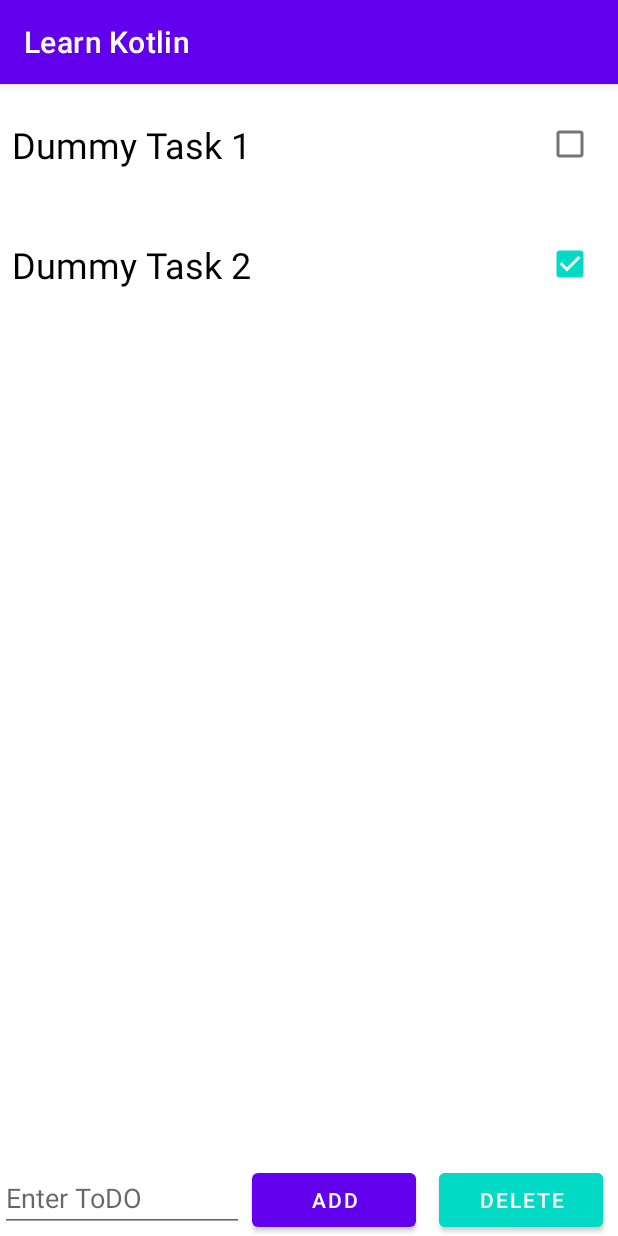
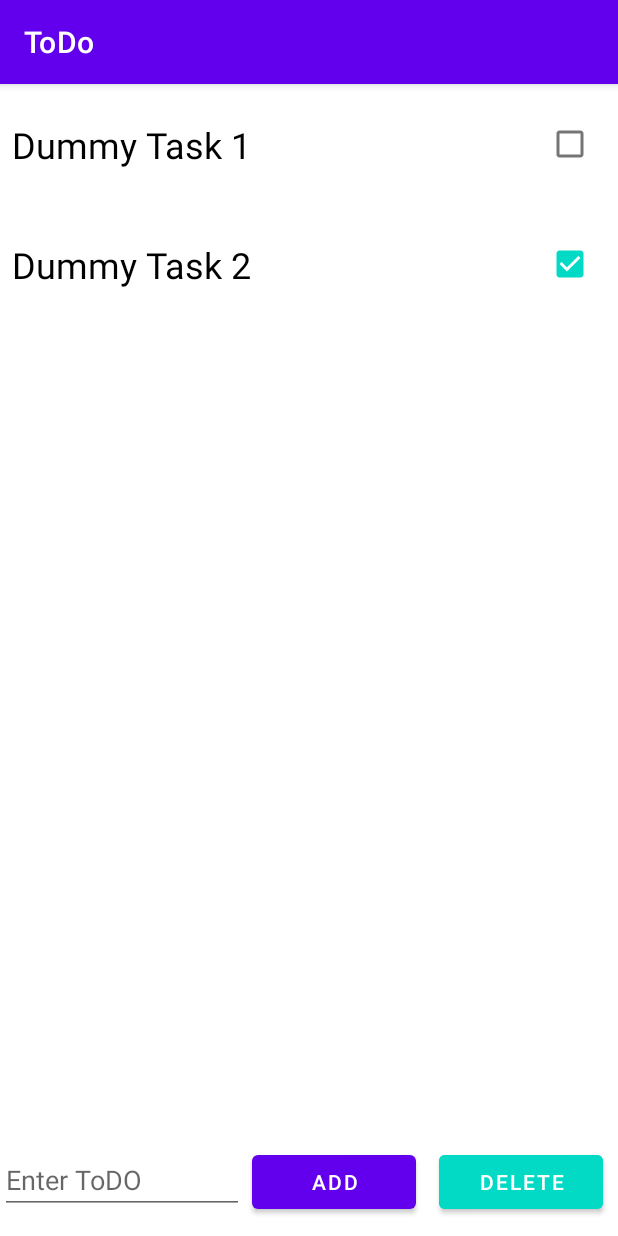
Before and after one commit to guptajiradhey/TODO-App, an Android app: the screen it shows after launch (MainActivity), on a phone screen of 412 x 824 dp. Run offline under Robolectric (Android 15) with nearby library versions, the phone set to English and light mode, and no system bars.

Commit message:
New Changes

```diff
--- a/app/src/main/java/com/example/learnkotlin/MainActivity.kt
+++ b/app/src/main/java/com/example/learnkotlin/MainActivity.kt
@@ -23,6 +23,7 @@ class MainActivity : AppCompatActivity() {
         btnaddd = findViewById(R.id.btnadd)
         btndelete = findViewById(R.id.btndelete)
         editText = findViewById(R.id.editText)
+
 
 
         recyclerview.layoutManager = LinearLayoutManager(this);
--- a/app/src/main/res/layout/activity_main.xml
+++ b/app/src/main/res/layout/activity_main.xml
@@ -18,7 +18,7 @@
     <LinearLayout
         android:id="@+id/btmlayout"
         android:layout_width="match_parent"
-        android:layout_height="wrap_content"
+        android:layout_height="60dp"
         android:layout_alignParentEnd="true"
         android:layout_alignParentBottom="true"
         android:layout_alignParentStart="true"
--- a/app/src/main/res/values/strings.xml
+++ b/app/src/main/res/values/strings.xml
@@ -1,5 +1,5 @@
 <resources>
-    <string name="app_name">Learn Kotlin</string>
+    <string name="app_name">ToDo</string>
     <string name="title_activity_bottom_nav">MainActivity</string>
     <string name="title_home">Home</string>
     <string name="title_dashboard">Dashboard</string>
```
